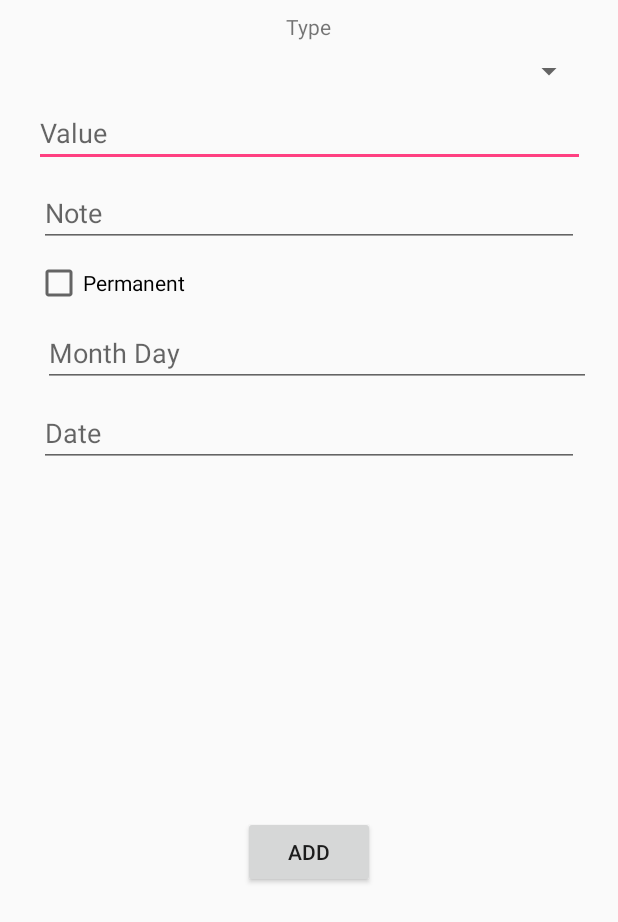
After one commit to Skipper565/time-is-money-mobile, an Android app: the layout activity_add.xml on its own in the app's theme, with its tools: preview values and no code run, on a phone screen of 412 x 824 dp. The commit adds this screen. Shown: the top 922 px of the screen. Run offline under Robolectric (Android 15) with nearby library versions, the phone set to English and light mode, and no system bars.

Commit message:
[FTR] Added AddActivity to post rest api new financial entity.

```diff
--- a/app/src/main/java/cz/uhk/zemanpe2/semproject/LoginActivity.java
+++ b/app/src/main/java/cz/uhk/zemanpe2/semproject/LoginActivity.java
@@ -8,9 +8,9 @@ import android.widget.EditText;
 import android.widget.Toast;
 import com.squareup.otto.Bus;
 import com.squareup.otto.Subscribe;
-import cz.uhk.zemanpe2.semproject.event.ApiUnauthorizedEvent;
-import cz.uhk.zemanpe2.semproject.event.LoginRequestEvent;
-import cz.uhk.zemanpe2.semproject.event.LoginResponseEvent;
+import cz.uhk.zemanpe2.semproject.event.api.ApiUnauthorizedEvent;
+import cz.uhk.zemanpe2.semproject.event.login.LoginRequestEvent;
+import cz.uhk.zemanpe2.semproject.event.login.LoginResponseEvent;
 
 public class LoginActivity extends AppCompatActivity {
 
--- a/app/src/main/java/cz/uhk/zemanpe2/semproject/TimeIsMoneyApplication.java
+++ b/app/src/main/java/cz/uhk/zemanpe2/semproject/TimeIsMoneyApplication.java
@@ -9,7 +9,7 @@ import com.squareup.otto.Bus;
 import com.squareup.otto.Subscribe;
 import cz.uhk.zemanpe2.semproject.api.TimeIsMoneyApiCalls;
 import cz.uhk.zemanpe2.semproject.api.TimeIsMoneyApiService;
-import cz.uhk.zemanpe2.semproject.event.ApiErrorEvent;
+import cz.uhk.zemanpe2.semproject.event.api.ApiErrorEvent;
 import retrofit2.Retrofit;
 import retrofit2.converter.gson.GsonConverterFactory;
 
--- a/app/src/main/java/cz/uhk/zemanpe2/semproject/event/ApiUnauthorizedEvent.java
+++ /dev/null
@@ -1,4 +0,0 @@
-package cz.uhk.zemanpe2.semproject.event;
-
-public class ApiUnauthorizedEvent {
-}
--- /dev/null
+++ b/app/src/main/java/cz/uhk/zemanpe2/semproject/event/add/AddResponseEvent.java
@@ -0,0 +1,4 @@
+package cz.uhk.zemanpe2.semproject.event.add;
+
+public class AddResponseEvent {
+}
--- a/app/src/main/java/cz/uhk/zemanpe2/semproject/event/ApiErrorEvent.java
+++ b/app/src/main/java/cz/uhk/zemanpe2/semproject/event/api/ApiErrorEvent.java
@@ -1,4 +1,4 @@
-package cz.uhk.zemanpe2.semproject.event;
+package cz.uhk.zemanpe2.semproject.event.api;
 
 public class ApiErrorEvent {
 
--- /dev/null
+++ b/app/src/main/java/cz/uhk/zemanpe2/semproject/event/api/ApiUnauthorizedEvent.java
@@ -0,0 +1,4 @@
+package cz.uhk.zemanpe2.semproject.event.api;
+
+public class ApiUnauthorizedEvent {
+}
--- a/app/src/main/java/cz/uhk/zemanpe2/semproject/event/LoginRequestEvent.java
+++ b/app/src/main/java/cz/uhk/zemanpe2/semproject/event/login/LoginRequestEvent.java
@@ -1,4 +1,4 @@
-package cz.uhk.zemanpe2.semproject.event;
+package cz.uhk.zemanpe2.semproject.event.login;
 
 public class LoginRequestEvent {
 
--- a/app/src/main/java/cz/uhk/zemanpe2/semproject/event/LoginResponseEvent.java
+++ b/app/src/main/java/cz/uhk/zemanpe2/semproject/event/login/LoginResponseEvent.java
@@ -1,4 +1,4 @@
-package cz.uhk.zemanpe2.semproject.event;
+package cz.uhk.zemanpe2.semproject.event.login;
 
 import com.google.gson.annotations.Expose;
 import com.google.gson.annotations.SerializedName;
--- a/app/src/main/java/cz/uhk/zemanpe2/semproject/event/MonthFinanceOverviewRequestEvent.java
+++ b/app/src/main/java/cz/uhk/zemanpe2/semproject/event/monthFinanceOverview/MonthFinanceOverviewRequestEvent.java
@@ -1,4 +1,4 @@
-package cz.uhk.zemanpe2.semproject.event;
+package cz.uhk.zemanpe2.semproject.event.monthFinanceOverview;
 
 import java.util.Date;
 
--- /dev/null
+++ b/app/src/main/res/layout/activity_add.xml
@@ -0,0 +1,85 @@
+<?xml version="1.0" encoding="utf-8"?>
+<android.support.constraint.ConstraintLayout
+        xmlns:android="http://schemas.android.com/apk/res/android"
+        xmlns:tools="http://schemas.android.com/tools"
+        xmlns:app="http://schemas.android.com/apk/res-auto"
+        android:layout_width="match_parent"
+        android:layout_height="match_parent"
+        tools:context=".AddActivity">
+
+    <TextView
+            android:text="Type"
+            android:layout_width="wrap_content"
+            android:layout_height="wrap_content"
+            android:id="@+id/tWType" android:layout_marginTop="8dp"
+            app:layout_constraintTop_toTopOf="parent" app:layout_constraintStart_toStartOf="parent"
+            android:layout_marginLeft="8dp" android:layout_marginStart="8dp" app:layout_constraintEnd_toEndOf="parent"
+            android:layout_marginEnd="8dp" android:layout_marginRight="8dp"/>
+    <Spinner
+            android:layout_width="368dp"
+            android:layout_height="wrap_content"
+            android:id="@+id/sType" android:layout_marginTop="8dp"
+            app:layout_constraintTop_toBottomOf="@+id/tWType" android:layout_marginEnd="8dp"
+            android:layout_marginRight="8dp" app:layout_constraintEnd_toEndOf="parent"
+            app:layout_constraintStart_toStartOf="parent" android:layout_marginLeft="8dp"
+            android:layout_marginStart="8dp"/>
+    <EditText
+            android:layout_width="367dp"
+            android:layout_height="44dp"
+            android:inputType="numberDecimal"
+            android:ems="10"
+            android:id="@+id/eTValue"
+            android:hint="Value" android:layout_marginTop="8dp" app:layout_constraintTop_toBottomOf="@+id/sType"
+            app:layout_constraintEnd_toEndOf="parent" android:layout_marginEnd="8dp" android:layout_marginRight="8dp"
+            app:layout_constraintStart_toStartOf="parent" android:layout_marginLeft="8dp"
+            android:layout_marginStart="8dp"/>
+    <EditText
+            android:layout_width="360dp"
+            android:layout_height="wrap_content"
+            android:inputType="textPersonName"
+            android:ems="10"
+            android:id="@+id/eTNote" android:hint="Note"
+            app:layout_constraintStart_toStartOf="parent" android:layout_marginLeft="8dp"
+            android:layout_marginStart="8dp" app:layout_constraintEnd_toEndOf="parent" android:layout_marginEnd="8dp"
+            android:layout_marginRight="8dp" android:layout_marginTop="8dp"
+            app:layout_constraintTop_toBottomOf="@+id/eTValue"/>
+    <EditText
+            android:layout_width="365dp"
+            android:layout_height="wrap_content"
+            android:inputType="number"
+            android:ems="10"
+            android:id="@+id/eTMonthDay"
+            app:layout_constraintStart_toStartOf="parent"
+            android:layout_marginLeft="8dp" android:layout_marginStart="8dp" app:layout_constraintEnd_toEndOf="parent"
+            android:layout_marginEnd="8dp" android:layout_marginRight="8dp" android:hint="Month Day"
+            app:layout_constraintHorizontal_bias="0.666" android:layout_marginTop="8dp"
+            app:layout_constraintTop_toBottomOf="@+id/chBPermanent"/>
+    <EditText
+            android:layout_width="360dp"
+            android:layout_height="wrap_content"
+            android:inputType="date"
+            android:ems="10"
+            android:id="@+id/eTDate"
+            android:hint="Date" android:layout_marginTop="8dp" app:layout_constraintTop_toBottomOf="@+id/eTMonthDay"
+            app:layout_constraintEnd_toEndOf="parent" android:layout_marginEnd="8dp" android:layout_marginRight="8dp"
+            app:layout_constraintStart_toStartOf="parent" android:layout_marginLeft="8dp"
+            android:layout_marginStart="8dp"/>
+    <Button
+            android:text="Add"
+            android:layout_width="wrap_content"
+            android:layout_height="wrap_content"
+            android:id="@+id/btAdd" android:layout_marginTop="8dp"
+            app:layout_constraintTop_toBottomOf="@+id/eTDate" app:layout_constraintBottom_toBottomOf="parent"
+            android:layout_marginBottom="8dp" app:layout_constraintEnd_toEndOf="parent" android:layout_marginEnd="8dp"
+            android:layout_marginRight="8dp" app:layout_constraintStart_toStartOf="parent"
+            android:layout_marginLeft="8dp" android:layout_marginStart="8dp" android:onClick="create"/>
+    <CheckBox
+            android:text="Permanent"
+            android:layout_width="366dp"
+            android:layout_height="wrap_content"
+            android:id="@+id/chBPermanent"
+            app:layout_constraintStart_toStartOf="parent"
+            android:layout_marginLeft="8dp" android:layout_marginStart="8dp"
+            app:layout_constraintEnd_toEndOf="parent" android:layout_marginEnd="8dp" android:layout_marginRight="8dp"
+            android:layout_marginTop="8dp" app:layout_constraintTop_toBottomOf="@+id/eTNote"/>
+</android.support.constraint.ConstraintLayout>
--- /dev/null
+++ b/app/src/main/res/values-w820dp/dimens.xml
@@ -0,0 +1,6 @@
+<resources>
+    <!-- Example customization of dimensions originally defined in res/values/dimens.xml
+         (such as screen margins) for screens with more than 820dp of available width. This
+         would include 7" and 10" devices in landscape (~960dp and ~1280dp respectively). -->
+    <dimen name="activity_horizontal_margin">64dp</dimen>
+</resources>
--- a/app/src/main/res/values/dimens.xml
+++ b/app/src/main/res/values/dimens.xml
@@ -1,3 +1,7 @@
 <resources>
     <dimen name="fab_margin">16dp</dimen>
+    <!-- Default screen margins, per the Android Design guidelines. -->
+    <dimen name="activity_horizontal_margin">16dp</dimen>
+    <dimen name="activity_vertical_margin">16dp</dimen>
+    <dimen name="appbar_padding_top">8dp</dimen>
 </resources>
--- a/app/src/main/res/values/strings.xml
+++ b/app/src/main/res/values/strings.xml
@@ -7,4 +7,9 @@
     <string name="action_login">Login</string>
     <string name="error_unauthorized">Bad username or password, please try again.</string>
     <string name="error_service_unavailable">Service unavailable, please try again later.</string>
+    <string name="error_create">Error when adding record, please try again later.</string>
+    <string name="title_activity_list">ListActivity</string>
+    <string name="action_settings">Settings</string>
+    <string name="start_balance">Start balance:</string>
+    <string name="end_balance">End balance:</string>
 </resources>
```
Also changed, not shown: app/src/main/java/cz/uhk/zemanpe2/semproject/AddActivity.java (added, +109 -0 lines), app/src/main/java/cz/uhk/zemanpe2/semproject/api/TimeIsMoneyApiCalls.java (+8 -2 lines), app/src/main/java/cz/uhk/zemanpe2/semproject/api/TimeIsMoneyApiService.java (+25 -1 lines), app/src/main/java/cz/uhk/zemanpe2/semproject/event/add/AddRequestEvent.java (added, +92 -0 lines), app/src/main/java/cz/uhk/zemanpe2/semproject/event/monthFinanceOverview/FinancialEntity.java (added, +118 -0 lines), app/src/main/java/cz/uhk/zemanpe2/semproject/event/monthFinanceOverview/MonthFinanceOverviewResponseEvent.java (renamed from app/src/main/java/cz/uhk/zemanpe2/semproject/event/MonthFinanceOverviewResponseEvent.java, +5 -4 lines).
